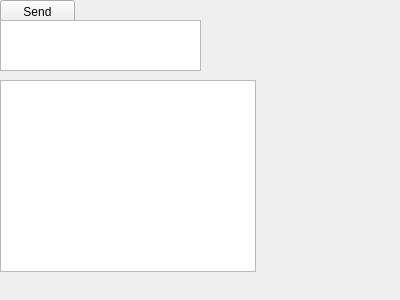
This is MainApp/MainApp.ui in jimmy-loyola/QtGui as Qt 5 draws it before an edit. The edited form follows.
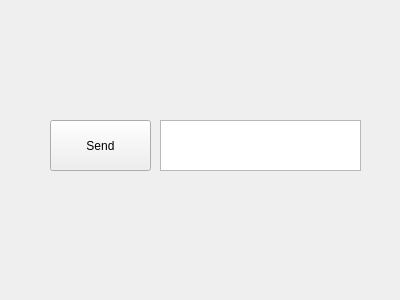
This is the edited form.

Commit message:
Simple TextEdit widget use
Called setText and getText on TextEdit widget.

Patch:
```diff
--- a/MainApp/MainApp.ui
+++ b/MainApp/MainApp.ui
@@ -16,10 +16,10 @@
   <widget class="QPushButton" name="testBtn">
    <property name="geometry">
     <rect>
-     <x>0</x>
-     <y>0</y>
-     <width>75</width>
-     <height>23</height>
+     <x>50</x>
+     <y>120</y>
+     <width>101</width>
+     <height>51</height>
     </rect>
    </property>
    <property name="text">
@@ -29,23 +29,13 @@
   <widget class="QTextEdit" name="textEdit">
    <property name="geometry">
     <rect>
-     <x>0</x>
-     <y>20</y>
+     <x>160</x>
+     <y>120</y>
      <width>201</width>
      <height>51</height>
     </rect>
    </property>
   </widget>
-  <widget class="QListWidget" name="listWidget">
-   <property name="geometry">
-    <rect>
-     <x>0</x>
-     <y>80</y>
-     <width>256</width>
-     <height>192</height>
-    </rect>
-   </property>
-  </widget>
  </widget>
  <layoutdefault spacing="6" margin="11"/>
  <resources/>
```
The commit also changes 1 other file.
